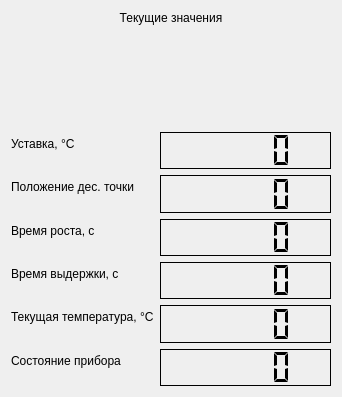
Old version of the form src/ui/widgets/resource/display_panel/display_panel.ui in the repository V0es/crystal-visor.
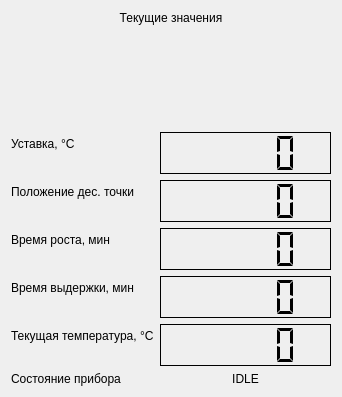
New version of the form.

Patch:
```diff
--- a/src/ui/widgets/resource/display_panel/display_panel.ui
+++ b/src/ui/widgets/resource/display_panel/display_panel.ui
@@ -117,7 +117,7 @@
         </sizepolicy>
        </property>
        <property name="text">
-        <string>Время роста, с</string>
+        <string>Время роста, мин</string>
        </property>
       </widget>
      </item>
@@ -146,7 +146,7 @@
         </sizepolicy>
        </property>
        <property name="text">
-        <string>Время выдержки, с</string>
+        <string>Время выдержки, мин</string>
        </property>
       </widget>
      </item>
@@ -212,18 +212,12 @@
       </widget>
      </item>
      <item row="7" column="1">
-      <widget class="QLCDNumber" name="device_state_lcd">
-       <property name="sizePolicy">
-        <sizepolicy hsizetype="MinimumExpanding" vsizetype="MinimumExpanding">
-         <horstretch>0</horstretch>
-         <verstretch>0</verstretch>
-        </sizepolicy>
+      <widget class="QLabel" name="device_state_field">
+       <property name="text">
+        <string>IDLE</string>
        </property>
-       <property name="frameShadow">
-        <enum>QFrame::Plain</enum>
-       </property>
-       <property name="segmentStyle">
-        <enum>QLCDNumber::Flat</enum>
+       <property name="alignment">
+        <set>Qt::AlignCenter</set>
        </property>
       </widget>
      </item>
```
